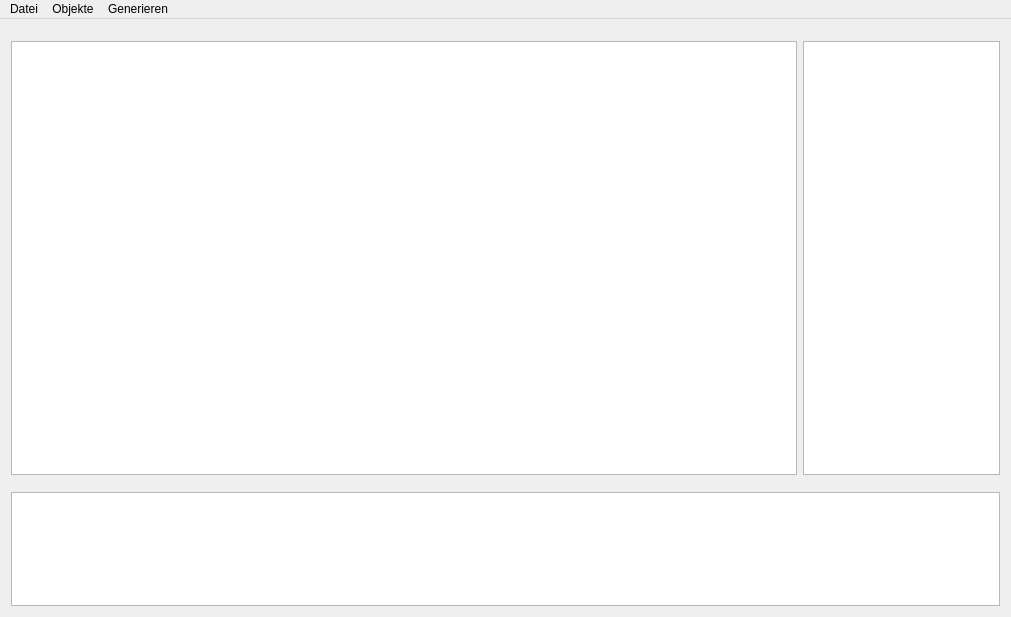
Above: config-tool/gui/mainwindow.ui from carstenbru/fpga-log before the change. Below: the same form after it.
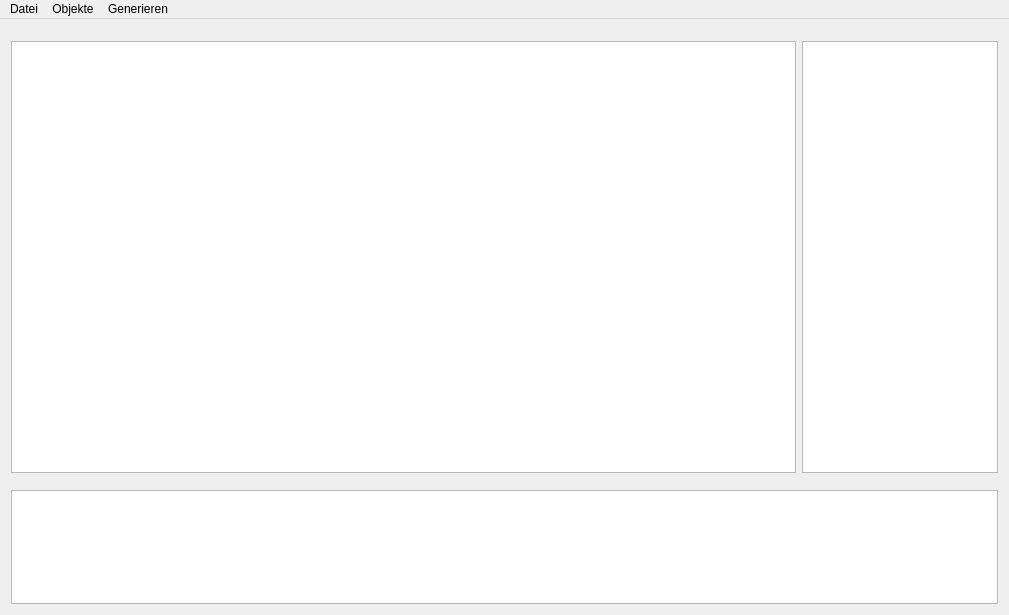
That is the form after the change. Icons and pictures are not drawn.

```diff
--- a/config-tool/gui/mainwindow.ui
+++ b/config-tool/gui/mainwindow.ui
@@ -6,8 +6,8 @@
    <rect>
     <x>0</x>
     <y>0</y>
-    <width>1011</width>
-    <height>617</height>
+    <width>1009</width>
+    <height>615</height>
    </rect>
   </property>
   <property name="windowTitle">
@@ -70,7 +70,7 @@
     <rect>
      <x>0</x>
      <y>0</y>
-     <width>1011</width>
+     <width>1009</width>
      <height>21</height>
     </rect>
    </property>
```
Left out of the diff: 77 changed lines with no effect on the pictures.
